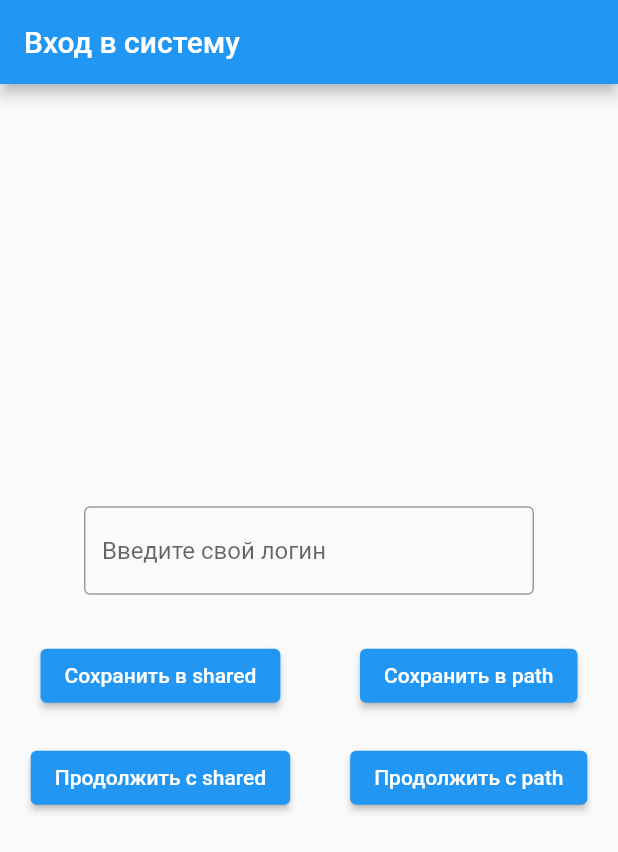
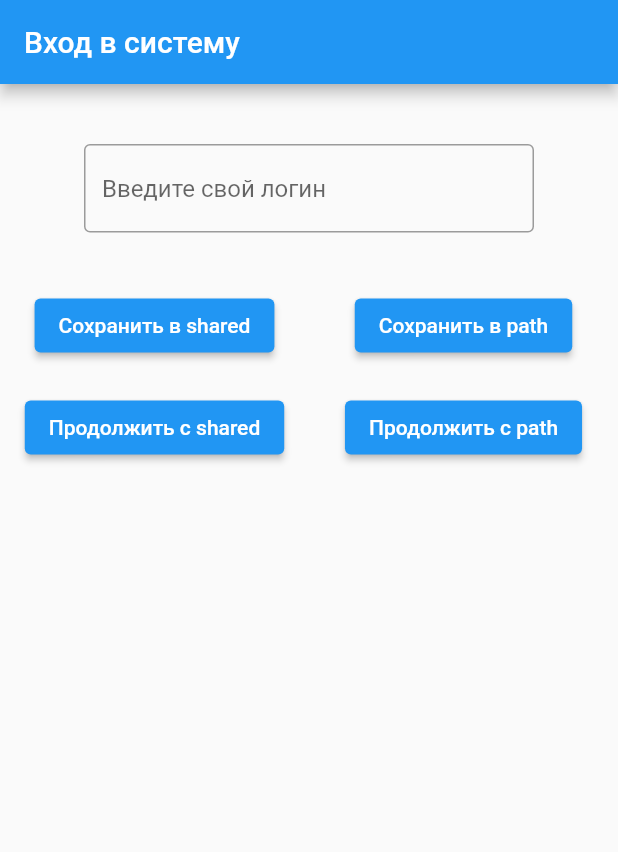
Before and after one commit to IuriiKriuchkov/flutter_task_3_1, a Flutter app: the screen it shows after launch, on a phone screen of 412 x 824 dp. Shown: the top 852 px of the screen. Run offline on Flutter 3.47's test engine with Material 2 defaults, Android fonts, the phone set to English and light mode, and no system bars; our stand-ins replace shared_preferences.

Commit message:
Изменено древо виджетов

```diff
--- a/lib/login_screen.dart
+++ b/lib/login_screen.dart
@@ -56,7 +56,9 @@ class _LoginScreenState extends State<LoginScreen> {
         backgroundColor: Colors.blue,
         title: const Text('Вход в систему'),
       ),
-      body: Center(
+      body: SingleChildScrollView(
+        child: Padding(
+          padding: const EdgeInsets.only(top: 40),
           child: Column(
             crossAxisAlignment: CrossAxisAlignment.center,
             mainAxisAlignment: MainAxisAlignment.center,
@@ -79,7 +81,10 @@ class _LoginScreenState extends State<LoginScreen> {
                 crossAxisAlignment: CrossAxisAlignment.center,
                 mainAxisAlignment: MainAxisAlignment.center,
                 children: [
-                Column(
+                  Expanded(
+                    child: Padding(
+                      padding: const EdgeInsets.all(8.0),
+                      child: Column(
                         children: [
                           ElevatedButton(
                             child: const Text('Сохранить в shared',
@@ -105,10 +110,12 @@ class _LoginScreenState extends State<LoginScreen> {
                               }),
                         ],
                       ),
-                const SizedBox(
-                  width: 40,
                     ),
-                Column(
+                  ),
+
+                  Expanded(child: Padding(
+                    padding: const EdgeInsets.all(8.0),
+                    child: Column(
                       children: [
                         ElevatedButton(
                           child: const Text('Сохранить в path',
@@ -134,11 +141,13 @@ class _LoginScreenState extends State<LoginScreen> {
                             }),
                       ],
                     ),
+                  ),)
                 ],
               ),
             ],
           ),
         ),
+      ),
     );
   }
 }
```
Lines whose indentation alone changed are shown as unchanged.
